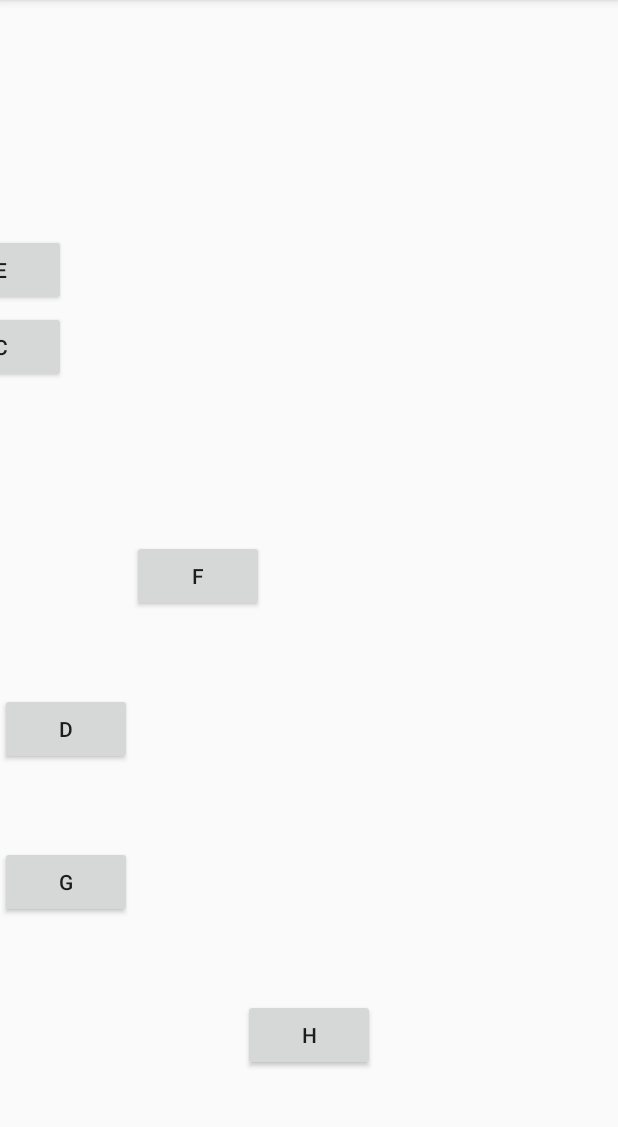
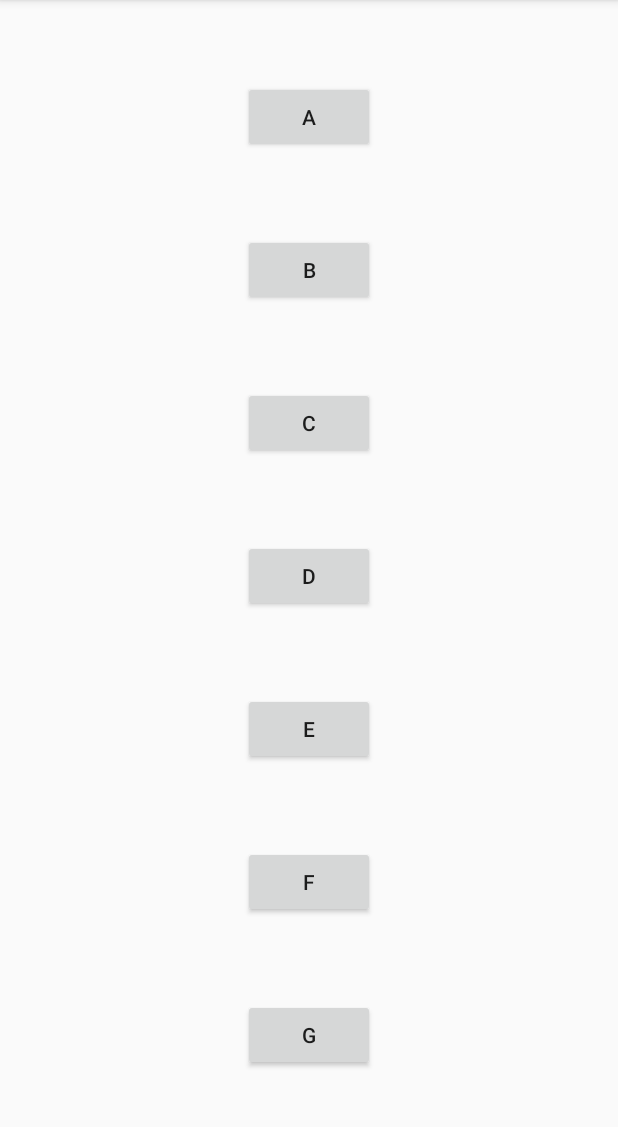
Before and after one commit to brianzou03/SoundBoard, an Android app: the screen it shows after launch (SoundboardActivity), on a phone screen of 412 x 824 dp, the part 84-1211 px from its top. Run offline under Robolectric (Android 15) with nearby library versions, the phone set to English and light mode, and no system bars.

Commit message:
commit #3, 7 buttons working ABCDEFG

```diff
--- a/app/src/main/java/com/example/soundboard/SoundboardActivity.java
+++ b/app/src/main/java/com/example/soundboard/SoundboardActivity.java
@@ -11,19 +11,23 @@ import android.widget.Button;
 
 public class SoundboardActivity extends AppCompatActivity {
     private SoundPool soundPool;
-    private int sID;
-    private int sID2;
-    private int sID3;
-    private int sID4;
-    private int sID5;
-    private int sID6;
+    private int sIDc;
+    private int sIDd;
+    private int sIDe;
+    private int sIDf;
+    private int sIDg;
+    private int sIDa;
+    private int sIDb;
+
+    private Button c;
+    private Button d;
+    private Button e;
+    private Button f;
+    private Button g;
     private Button a;
     private Button b;
-    private Button c;
+
     private boolean isSoundPoolLoaded;
-    private int aNote;
-    private int bbNote;
-    private int bNote;
     boolean loaded = false;
 
     @Override
@@ -39,6 +43,96 @@ public class SoundboardActivity extends AppCompatActivity {
     }
 
     private void setListeners() {
+        c.setOnClickListener(new View.OnClickListener() {
+            @Override
+            public void onClick(View view) {
+                AudioManager audioManager = (AudioManager) getSystemService(AUDIO_SERVICE);
+                float actualVolume = (float) audioManager
+                        .getStreamVolume(AudioManager.STREAM_MUSIC);
+                float maxVolume = (float) audioManager
+                        .getStreamMaxVolume(AudioManager.STREAM_MUSIC);
+                float volume = actualVolume / maxVolume;
+                // Is the sound loaded already?
+                if (isSoundPoolLoaded) {
+                    soundPool.play(sIDc, volume, volume, 1, 0, 1f);
+                    Log.e("Test", "Played sound");
+                }
+
+            }
+
+        });
+        d.setOnClickListener(new View.OnClickListener() {
+            @Override
+            public void onClick(View view) {
+                AudioManager audioManager = (AudioManager) getSystemService(AUDIO_SERVICE);
+                float actualVolume = (float) audioManager
+                        .getStreamVolume(AudioManager.STREAM_MUSIC);
+                float maxVolume = (float) audioManager
+                        .getStreamMaxVolume(AudioManager.STREAM_MUSIC);
+                float volume = actualVolume / maxVolume;
+                // Is the sound loaded already?
+                if (isSoundPoolLoaded) {
+                    soundPool.play(sIDd, volume, volume, 1, 0, 1f);
+                    Log.e("Test", "Played sound");
+                }
+
+            }
+
+        });
+        e.setOnClickListener(new View.OnClickListener() {
+            @Override
+            public void onClick(View view) {
+                AudioManager audioManager = (AudioManager) getSystemService(AUDIO_SERVICE);
+                float actualVolume = (float) audioManager
+                        .getStreamVolume(AudioManager.STREAM_MUSIC);
+                float maxVolume = (float) audioManager
+                        .getStreamMaxVolume(AudioManager.STREAM_MUSIC);
+                float volume = actualVolume / maxVolume;
+                // Is the sound loaded already?
+                if (isSoundPoolLoaded) {
+                    soundPool.play(sIDe, volume, volume, 1, 0, 1f);
+                    Log.e("Test", "Played sound");
+                }
+
+            }
+
+        });
+        f.setOnClickListener(new View.OnClickListener() {
+            @Override
+            public void onClick(View view) {
+                AudioManager audioManager = (AudioManager) getSystemService(AUDIO_SERVICE);
+                float actualVolume = (float) audioManager
+                        .getStreamVolume(AudioManager.STREAM_MUSIC);
+                float maxVolume = (float) audioManager
+                        .getStreamMaxVolume(AudioManager.STREAM_MUSIC);
+                float volume = actualVolume / maxVolume;
+                // Is the sound loaded already?
+                if (isSoundPoolLoaded) {
+                    soundPool.play(sIDf, volume, volume, 1, 0, 1f);
+                    Log.e("Test", "Played sound");
+                }
+
+            }
+
+        });
+        g.setOnClickListener(new View.OnClickListener() {
+            @Override
+            public void onClick(View view) {
+                AudioManager audioManager = (AudioManager) getSystemService(AUDIO_SERVICE);
+                float actualVolume = (float) audioManager
+                        .getStreamVolume(AudioManager.STREAM_MUSIC);
+                float maxVolume = (float) audioManager
+                        .getStreamMaxVolume(AudioManager.STREAM_MUSIC);
+                float volume = actualVolume / maxVolume;
+                // Is the sound loaded already?
+                if (isSoundPoolLoaded) {
+                    soundPool.play(sIDg, volume, volume, 1, 0, 1f);
+                    Log.e("Test", "Played sound");
+                }
+
+            }
+
+        });
         a.setOnClickListener(new View.OnClickListener() {
             @Override
             public void onClick(View view) {
@@ -50,7 +144,7 @@ public class SoundboardActivity extends AppCompatActivity {
                 float volume = actualVolume / maxVolume;
                 // Is the sound loaded already?
                 if (isSoundPoolLoaded) {
-                    soundPool.play(sID, volume, volume, 1, 0, 1f);
+                    soundPool.play(sIDa, volume, volume, 1, 0, 1f);
                     Log.e("Test", "Played sound");
                 }
 
@@ -68,7 +162,7 @@ public class SoundboardActivity extends AppCompatActivity {
                 float volume = actualVolume / maxVolume;
                 // Is the sound loaded already?
                 if (isSoundPoolLoaded) {
-                    soundPool.play(sID, volume, volume, 1, 0, 1f);
+                    soundPool.play(sIDb, volume, volume, 1, 0, 1f);
                     Log.e("Test", "Played sound");
                 }
 
@@ -87,14 +181,24 @@ public class SoundboardActivity extends AppCompatActivity {
                 isSoundPoolLoaded = true;
             }
         });
-        sID = soundPool.load(this, R.raw.scalec, 1);
-        sID2 = soundPool.load(this, R.raw.scale, 1);
+        sIDc = soundPool.load(this, R.raw.scalec, 1);
+        sIDd = soundPool.load(this, R.raw.scaled, 1);
+        sIDe = soundPool.load(this, R.raw.scalee, 1);
+        sIDf = soundPool.load(this, R.raw.scalef, 1);
+        sIDg = soundPool.load(this, R.raw.scaleg, 1);
+        sIDa = soundPool.load(this, R.raw.scalea, 1);
+        sIDb = soundPool.load(this, R.raw.scaleb, 1);
     }
 
     private void wireWidgets() {
-        a = findViewById(R.id.button_f);
-        b = findViewById(R.id.button_f);
-        c = findViewById(R.id.button_f);
+        c = findViewById(R.id.button_main_C);
+        d = findViewById(R.id.button_Main_D);
+        e = findViewById(R.id.button_main_E);
+        f = findViewById(R.id.button_main_F);
+        g = findViewById(R.id.button_main_G);
+        a = findViewById(R.id.button_main_A);
+        b = findViewById(R.id.button_main_B);
+
     }
 
 
--- a/app/src/main/res/layout/activity_sound_board.xml
+++ b/app/src/main/res/layout/activity_sound_board.xml
@@ -5,82 +5,90 @@
     android:id="@+id/activity_main"
     android:layout_width="match_parent"
     android:layout_height="match_parent"
-    tools:context=".SoundBoardActivity">
+    tools:context=".SoundboardActivity">
 
     <Button
-        android:id="@+id/button_f"
+        android:id="@+id/button_main_C"
         android:layout_width="wrap_content"
         android:layout_height="wrap_content"
-        android:text="C"
-        app:layout_constraintBottom_toTopOf="@+id/button_d"
+        android:layout_marginStart="8dp"
+        android:layout_marginEnd="8dp"
+        android:text="@string/C"
+        app:layout_constraintBottom_toTopOf="@+id/button_Main_D"
         app:layout_constraintEnd_toEndOf="parent"
-        app:layout_constraintEnd_toStartOf="@+id/button_d"
-        app:layout_constraintHorizontal_bias="0.5"
-        app:layout_constraintStart_toEndOf="@+id/button_g"
         app:layout_constraintStart_toStartOf="parent"
-        app:layout_constraintTop_toTopOf="parent"
-        app:layout_constraintVertical_chainStyle="spread_inside" />
+        app:layout_constraintTop_toBottomOf="@+id/button_main_B" />
 
     <Button
-        android:id="@+id/button_f"
+        android:id="@+id/button_main_B"
         android:layout_width="wrap_content"
         android:layout_height="wrap_content"
-        android:text="E"
-        app:layout_constraintBottom_toTopOf="@+id/button_f"
-        app:layout_constraintEnd_toStartOf="@+id/button_g"
-        app:layout_constraintHorizontal_bias="0.5"
+        android:layout_marginStart="8dp"
+        android:layout_marginEnd="8dp"
+        android:text="@string/B"
+        app:layout_constraintBottom_toTopOf="@+id/button_main_C"
+        app:layout_constraintEnd_toEndOf="parent"
+        app:layout_constraintStart_toStartOf="parent"
+        app:layout_constraintTop_toBottomOf="@+id/button_main_A" />
+
+    <Button
+        android:id="@+id/button_main_G"
+        android:layout_width="wrap_content"
+        android:layout_height="wrap_content"
+        android:layout_marginStart="8dp"
+        android:layout_marginEnd="8dp"
+        android:text="@string/G"
+        app:layout_constraintBottom_toBottomOf="parent"
+        app:layout_constraintEnd_toEndOf="parent"
+        app:layout_constraintStart_toStartOf="parent"
+        app:layout_constraintTop_toBottomOf="@+id/button_main_F" />
+
+    <Button
+        android:id="@+id/button_main_A"
+        android:layout_width="wrap_content"
+        android:layout_height="wrap_content"
+        android:layout_marginStart="8dp"
+        android:layout_marginEnd="8dp"
+        android:text="@string/A"
+        app:layout_constraintBottom_toTopOf="@+id/button_main_B"
+        app:layout_constraintEnd_toEndOf="parent"
         app:layout_constraintStart_toStartOf="parent"
         app:layout_constraintTop_toTopOf="parent" />
 
     <Button
-        android:id="@+id/button_f"
+        android:id="@+id/button_main_F"
         android:layout_width="wrap_content"
         android:layout_height="wrap_content"
-        android:text="F"
-        app:layout_constraintBottom_toBottomOf="parent"
+        android:layout_marginStart="8dp"
+        android:layout_marginEnd="8dp"
+        android:text="@string/F"
+        app:layout_constraintBottom_toTopOf="@+id/button_main_G"
         app:layout_constraintEnd_toEndOf="parent"
-        app:layout_constraintEnd_toStartOf="@+id/button_h"
-        app:layout_constraintHorizontal_bias="0.5"
-        app:layout_constraintStart_toEndOf="@+id/button_d"
-        app:layout_constraintTop_toBottomOf="@+id/button_f" />
+        app:layout_constraintStart_toStartOf="parent"
+        app:layout_constraintTop_toBottomOf="@+id/button_main_E" />
 
     <Button
-        android:id="@+id/button_d"
+        android:id="@+id/button_main_E"
         android:layout_width="wrap_content"
         android:layout_height="wrap_content"
-        android:text="D"
-        app:layout_constraintBottom_toTopOf="@+id/button_g"
+        android:layout_marginStart="8dp"
+        android:layout_marginEnd="8dp"
+        android:text="@string/E"
+        app:layout_constraintBottom_toTopOf="@+id/button_main_F"
         app:layout_constraintEnd_toEndOf="parent"
-        app:layout_constraintEnd_toStartOf="@+id/button_f"
-        app:layout_constraintHorizontal_bias="0.5"
-        app:layout_constraintHorizontal_chainStyle="spread_inside"
-        app:layout_constraintStart_toEndOf="@+id/button_f"
         app:layout_constraintStart_toStartOf="parent"
-        app:layout_constraintTop_toBottomOf="@+id/button_f" />
+        app:layout_constraintTop_toBottomOf="@+id/button_Main_D" />
 
     <Button
-        android:id="@+id/button_g"
+        android:id="@+id/button_Main_D"
         android:layout_width="wrap_content"
         android:layout_height="wrap_content"
-        android:text="G"
-        app:layout_constraintBottom_toTopOf="@+id/button_h"
+        android:layout_marginStart="8dp"
+        android:layout_marginEnd="8dp"
+        android:text="@string/D"
+        app:layout_constraintBottom_toTopOf="@+id/button_main_E"
         app:layout_constraintEnd_toEndOf="parent"
-        app:layout_constraintEnd_toStartOf="@+id/button_f"
-        app:layout_constraintHorizontal_bias="0.5"
-        app:layout_constraintStart_toEndOf="@+id/button_f"
         app:layout_constraintStart_toStartOf="parent"
-        app:layout_constraintTop_toBottomOf="@+id/button_d" />
-
-    <Button
-        android:id="@+id/button_h"
-        android:layout_width="wrap_content"
-        android:layout_height="wrap_content"
-        android:text="H"
-        app:layout_constraintBottom_toBottomOf="parent"
-        app:layout_constraintEnd_toEndOf="parent"
-        app:layout_constraintHorizontal_bias="0.5"
-        app:layout_constraintStart_toEndOf="@+id/button_f"
-        app:layout_constraintStart_toStartOf="parent"
-        app:layout_constraintTop_toBottomOf="@+id/button_g" />
+        app:layout_constraintTop_toBottomOf="@+id/button_main_C" />
 
 </androidx.constraintlayout.widget.ConstraintLayout>
--- a/app/src/main/res/values/strings.xml
+++ b/app/src/main/res/values/strings.xml
@@ -1,3 +1,10 @@
 <resources>
     <string name="app_name">Sound Board</string>
+    <string name="C">C</string>
+    <string name="D">D</string>
+    <string name="E">E</string>
+    <string name="F">F</string>
+    <string name="G">G</string>
+    <string name="A">A</string>
+    <string name="B">B</string>
 </resources>
```
